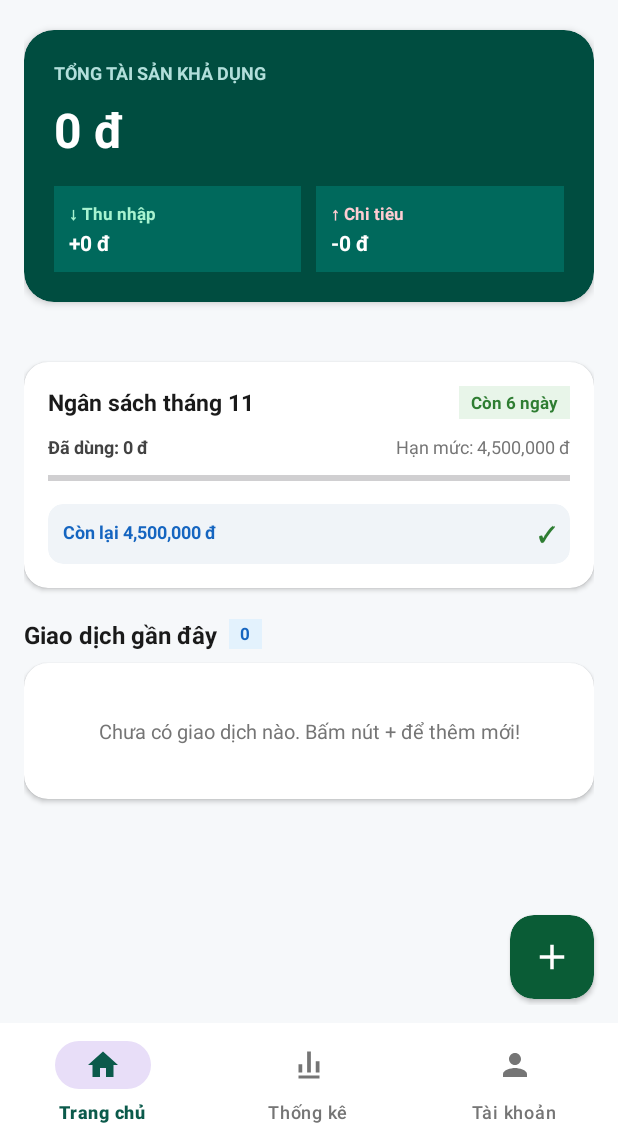
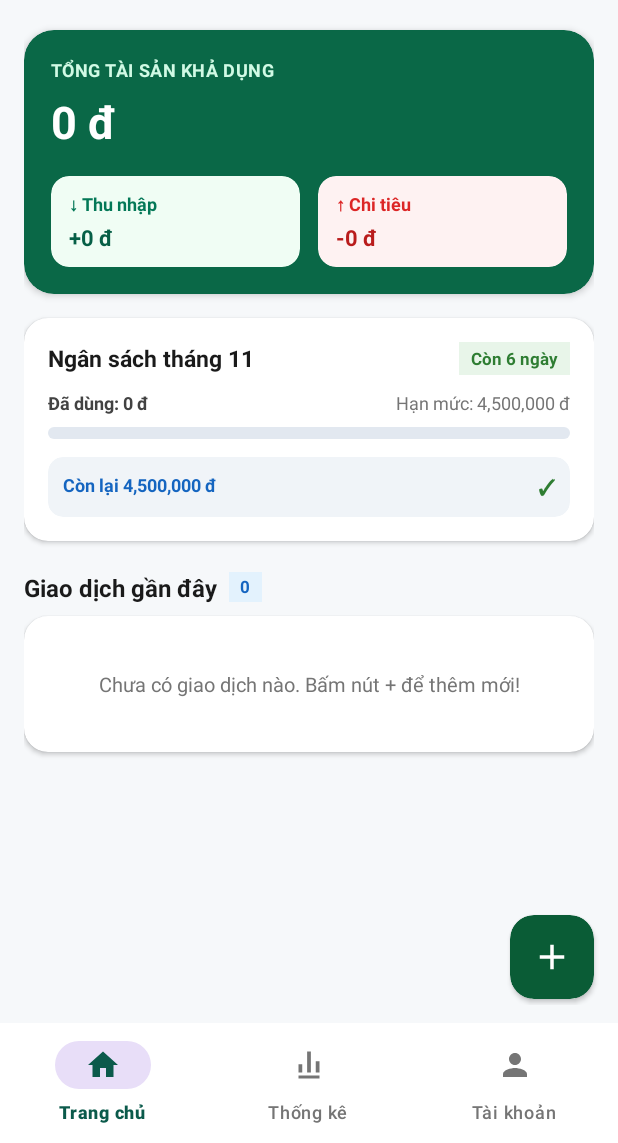
Before and after one commit to kietnt1905/SmartSpend-Android, an Android app: the screen it shows after launch (MainActivity), on a phone screen of 412 x 824 dp, the part 93-1236 px from its top. Run offline under Robolectric (Android 15) with nearby library versions, the phone set to English and light mode, and no system bars; 1 statement that could not run was skipped.

Commit message:
style(home): làm sáng và rõ bố cục thẻ tổng tài sản khả dụng

```diff
--- a/app/src/main/res/layout/fragment_home.xml
+++ b/app/src/main/res/layout/fragment_home.xml
@@ -102,129 +102,133 @@
         </RelativeLayout>
 
         <!-- 2. Main Balance Card (TỔNG TÀI SẢN KHẢ DỤNG) -->
-        <androidx.cardview.widget.CardView
+        <com.google.android.material.card.MaterialCardView
             android:layout_width="match_parent"
             android:layout_height="wrap_content"
             android:layout_marginTop="16dp"
-            app:cardBackgroundColor="#004D40"
+            app:cardBackgroundColor="#0A6847"
             app:cardCornerRadius="20dp"
-            app:cardElevation="3dp">
+            app:cardElevation="3dp"
+            app:strokeWidth="0dp">
 
             <LinearLayout
                 android:layout_width="match_parent"
                 android:layout_height="wrap_content"
                 android:orientation="vertical"
-                android:padding="20dp">
-
-                <RelativeLayout
-                    android:layout_width="match_parent"
-                    android:layout_height="wrap_content">
+                android:padding="18dp">
 
                 <TextView
                     android:layout_width="wrap_content"
                     android:layout_height="wrap_content"
+                    android:letterSpacing="0.03"
                     android:text="TỔNG TÀI SẢN KHẢ DỤNG"
-                        android:textColor="#B2DFDB"
+                    android:textColor="#D1FAE5"
                     android:textSize="12sp"
                     android:textStyle="bold" />
-
-                </RelativeLayout>
 
                 <TextView
                     android:id="@+id/tvTotalBalanceMain"
                     android:layout_width="wrap_content"
                     android:layout_height="wrap_content"
-                    android:layout_marginTop="8dp"
-                    android:text="85.420.000 đ"
+                    android:layout_marginTop="6dp"
                     android:textColor="#FFFFFF"
-                    android:textSize="32sp"
-                    android:textStyle="bold" />
+                    android:textSize="30sp"
+                    android:textStyle="bold"
+                    tools:text="94,984,669 đ" />
 
-                <!-- Income & Expense Sub Boxes -->
+                <!-- Income & Expense Sub Cards -->
                 <LinearLayout
                     android:layout_width="match_parent"
                     android:layout_height="wrap_content"
                     android:layout_marginTop="16dp"
+                    android:baselineAligned="false"
                     android:orientation="horizontal">
 
-                    <!-- Sub Box Income -->
-                    <LinearLayout
+                    <!-- Sub Card Income -->
+                    <com.google.android.material.card.MaterialCardView
                         android:layout_width="0dp"
                         android:layout_height="wrap_content"
+                        android:layout_marginEnd="6dp"
                         android:layout_weight="1"
-                        android:background="#00695C"
+                        app:cardBackgroundColor="#F0FDF4"
+                        app:cardCornerRadius="12dp"
+                        app:cardElevation="0dp"
+                        app:strokeWidth="0dp">
+
+                        <LinearLayout
+                            android:layout_width="match_parent"
+                            android:layout_height="wrap_content"
                             android:orientation="vertical"
-                        android:padding="10dp">
+                            android:paddingHorizontal="12dp"
+                            android:paddingVertical="10dp">
 
                             <TextView
                                 android:layout_width="wrap_content"
                                 android:layout_height="wrap_content"
                                 android:text="↓ Thu nhập"
-                            android:textColor="#A7F3D0"
-                            android:textSize="11sp"
+                                android:textColor="#047857"
+                                android:textSize="12sp"
                                 android:textStyle="bold" />
 
                             <TextView
                                 android:id="@+id/tvHomeIncome"
                                 android:layout_width="wrap_content"
                                 android:layout_height="wrap_content"
-                            android:layout_marginTop="2dp"
-                            android:text="+38.500.000 đ"
-                            android:textColor="#FFFFFF"
-                            android:textSize="14sp"
-                            android:textStyle="bold" />
+                                android:layout_marginTop="3dp"
+                                android:textColor="#065F46"
+                                android:textSize="14.5sp"
+                                android:textStyle="bold"
+                                tools:text="+96,140,223 đ" />
                         </LinearLayout>
+                    </com.google.android.material.card.MaterialCardView>
 
-                    <Space
-                        android:layout_width="10dp"
-                        android:layout_height="wrap_content" />
-
-                    <!-- Sub Box Expense -->
-                    <LinearLayout
+                    <!-- Sub Card Expense -->
+                    <com.google.android.material.card.MaterialCardView
                         android:layout_width="0dp"
                         android:layout_height="wrap_content"
+                        android:layout_marginStart="6dp"
                         android:layout_weight="1"
-                        android:background="#00695C"
+                        app:cardBackgroundColor="#FEF2F2"
+                        app:cardCornerRadius="12dp"
+                        app:cardElevation="0dp"
+                        app:strokeWidth="0dp">
+
+                        <LinearLayout
+                            android:layout_width="match_parent"
+                            android:layout_height="wrap_content"
                             android:orientation="vertical"
-                        android:padding="10dp">
+                            android:paddingHorizontal="12dp"
+                            android:paddingVertical="10dp">
 
                             <TextView
                                 android:layout_width="wrap_content"
                                 android:layout_height="wrap_content"
                                 android:text="↑ Chi tiêu"
-                            android:textColor="#FFCDD2"
-                            android:textSize="11sp"
+                                android:textColor="#DC2626"
+                                android:textSize="12sp"
                                 android:textStyle="bold" />
 
                             <TextView
                                 android:id="@+id/tvHomeExpense"
                                 android:layout_width="wrap_content"
                                 android:layout_height="wrap_content"
-                            android:layout_marginTop="2dp"
-                            android:text="-24.850.000 đ"
-                            android:textColor="#FFFFFF"
-                            android:textSize="14sp"
-                            android:textStyle="bold" />
+                                android:layout_marginTop="3dp"
+                                android:textColor="#B91C1C"
+                                android:textSize="14.5sp"
+                                android:textStyle="bold"
+                                tools:text="-1,155,554 đ" />
                         </LinearLayout>
+                    </com.google.android.material.card.MaterialCardView>
                 </LinearLayout>
 
-                <!-- Quick Action Pills Row -->
+            </LinearLayout>
+        </com.google.android.material.card.MaterialCardView>
 
-            </LinearLayout>
-        </androidx.cardview.widget.CardView>
-
-        <!-- 3. Quick Action Grid (5 circular icons with labels below) -->
-        <LinearLayout
-            android:layout_width="match_parent"
-            android:layout_height="wrap_content"
-            android:layout_marginTop="20dp"
-            android:orientation="horizontal"/>
-
-        <!-- 4. Monthly Budget Summary Card -->
+        <!-- 3. Monthly Budget Summary Card -->
         <androidx.cardview.widget.CardView
             android:layout_width="match_parent"
             android:layout_height="wrap_content"
-            android:layout_marginTop="20dp"
+            android:layout_marginTop="16dp"
             app:cardBackgroundColor="#FFFFFF"
             app:cardCornerRadius="16dp"
             app:cardElevation="2dp">
@@ -292,10 +296,11 @@
                     android:id="@+id/pbHomeBudget"
                     style="?android:attr/progressBarStyleHorizontal"
                     android:layout_width="match_parent"
-                    android:layout_height="10dp"
+                    android:layout_height="8dp"
                     android:layout_marginTop="8dp"
                     android:max="100"
-                    android:progress="0" />
+                    android:progress="0"
+                    android:progressDrawable="@drawable/bg_progress_bar" />
 
                 <!-- Remaining Budget Tip -->
                 <androidx.cardview.widget.CardView
```
Lines whose indentation alone changed are shown as unchanged.
